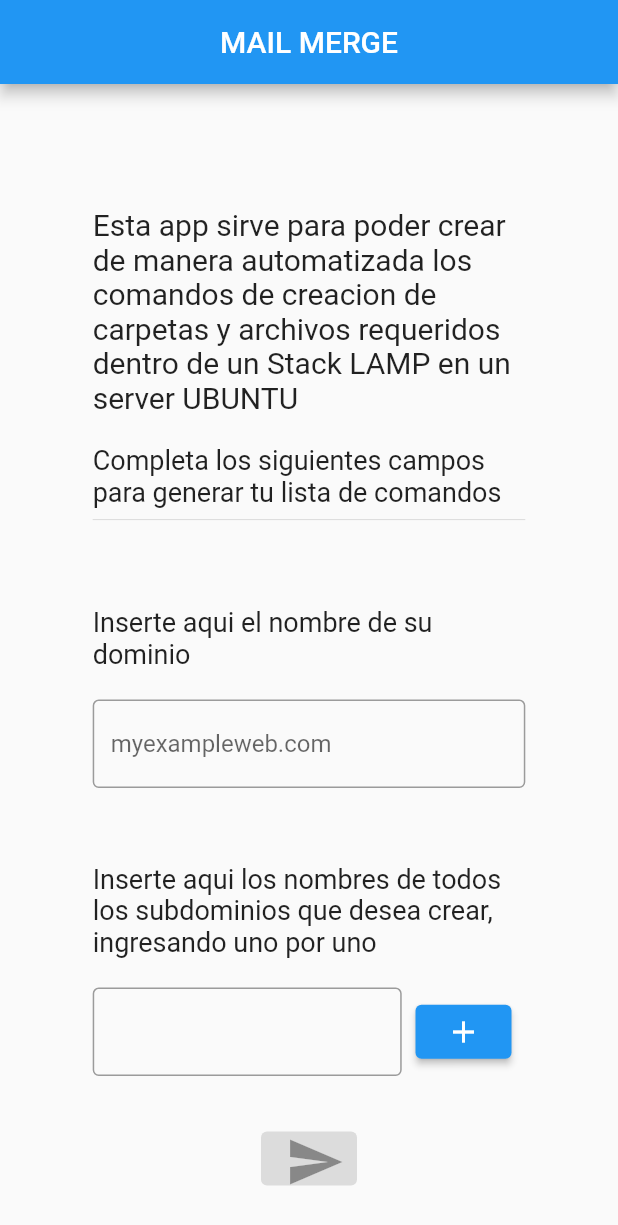
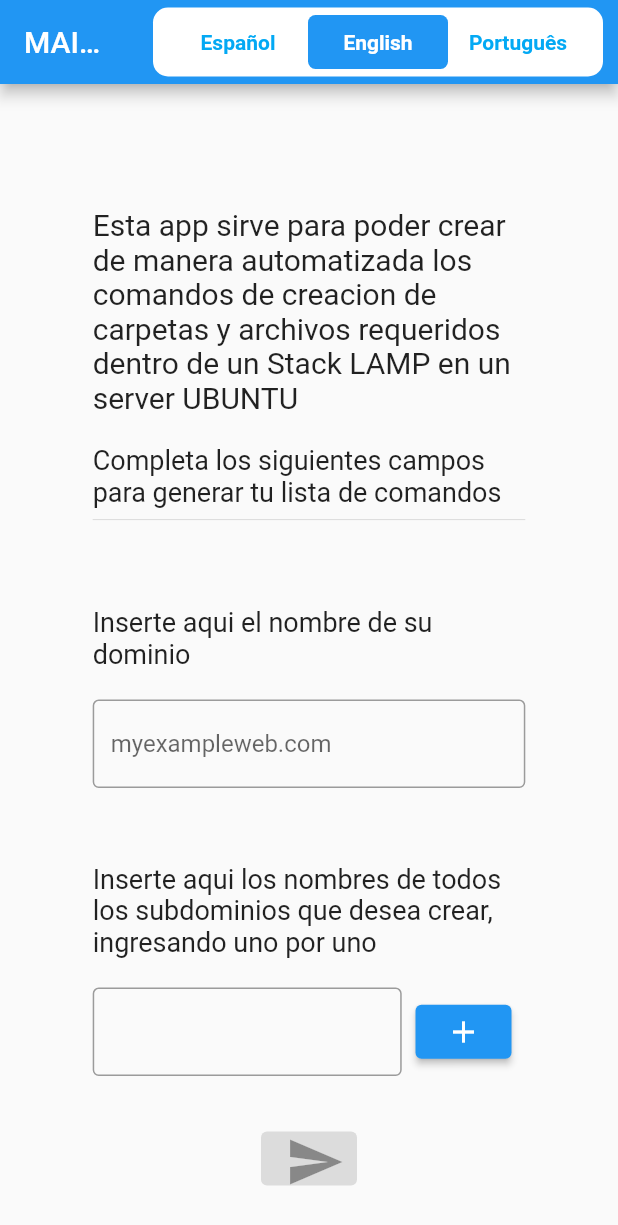
Before and after one commit to Tyraelgallen/mail-merge, a Flutter app: the screen it shows after launch, on a phone screen of 412 x 824 dp. Shown: the top 1225 px of the screen. Run offline on Flutter 3.47's test engine with Material 2 defaults, Android fonts, the phone set to English and light mode, and no system bars; drawn by our look-alikes of animate_do; our stand-ins replace shared_preferences; missing offline and left inert: clipboard; generated files the repository leaves out were written again.

Commit message:
add internacionalization

```diff
--- /dev/null
+++ b/l10n.yaml
@@ -0,0 +1,3 @@
+arb-dir: lib/providerLanguage
+template-arb-file: app_es.arb
+output-localization-file: app_localizations.dart
--- a/lib/main.dart
+++ b/lib/main.dart
@@ -1,8 +1,13 @@
 import 'package:flutter/material.dart';
+import 'package:flutter_localizations/flutter_localizations.dart';
+import 'package:mail_merge/providerLanguage/locale_provider.dart';
 import 'package:mail_merge/screens/comandos.dart';
 import 'package:mail_merge/screens/home.dart';
+import 'package:provider/provider.dart';
+import 'package:flutter_gen/gen_l10n/app_localizations.dart';
 
-void main() {
+void main() async {
+  await PrefsApp.init();
   runApp(const MainApp());
 }
 
@@ -11,12 +16,40 @@ class MainApp extends StatelessWidget {
 
   @override
   Widget build(BuildContext context) {
+    return MultiProvider(
+      providers: [
+        ChangeNotifierProvider(
+          create: (context) => LocaleProvider(),
+        ),
+      ],
+      child: MyApp(),
+    );
+  }
+}
+
+class MyApp extends StatelessWidget {
+  const MyApp({
+    super.key,
+  });
+
+  @override
+  Widget build(BuildContext context) {
+    final provider = Provider.of<LocaleProvider>(context);
     return MaterialApp(
       debugShowCheckedModeBanner: false,
       initialRoute: "Home",
       routes: {
         "Home": (context) => Home(),
       },
+      supportedLocales: L10n.all,
+      locale: provider.locale,
+      // locale: Locale('en'),
+      localizationsDelegates: const [
+        AppLocalizations.delegate,
+        GlobalMaterialLocalizations.delegate,
+        GlobalCupertinoLocalizations.delegate,
+        GlobalWidgetsLocalizations.delegate,
+      ],
     );
   }
 }
--- /dev/null
+++ b/lib/providerLanguage/app_en.arb
@@ -0,0 +1,4 @@
+{
+    "tituloapp": "MAIL MERGE"
+
+}
--- /dev/null
+++ b/lib/providerLanguage/app_pt.arb
@@ -0,0 +1,3 @@
+{
+    "tituloapp": "Combinar Correspondência"
+}
--- /dev/null
+++ b/lib/providerLanguage/lang_selector.dart
@@ -0,0 +1,124 @@
+import 'package:flutter/material.dart';
+import 'package:mail_merge/providerLanguage/locale_provider.dart';
+
+import 'package:provider/provider.dart';
+
+class LanguageSelect extends StatefulWidget {
+  @override
+  _LanguageSelectState createState() => _LanguageSelectState();
+}
+
+class _LanguageSelectState extends State<LanguageSelect> {
+  String _selectedLanguage = PrefsApp.lang;
+
+  @override
+  Widget build(BuildContext context) {
+    final provider = Provider.of<LocaleProvider>(context);
+    return Container(
+      height: 35,
+      decoration: BoxDecoration(
+        borderRadius: BorderRadius.circular(5),
+        color: Colors.white,
+      ),
+      child: Center(
+        child: Row(
+          children: <Widget>[
+            Expanded(
+              child: Container(
+                decoration: BoxDecoration(
+                  color: _selectedLanguage == 'es' ? Colors.blue : null,
+                  borderRadius: BorderRadius.circular(5),
+                ),
+                child: InkWell(
+                  onTap: () {
+                    setState(() {
+                      _selectedLanguage = 'es';
+                      provider.setLocale(const Locale('es'));
+                      PrefsApp.lang = "es";
+                    });
+                  },
+                  splashColor: _selectedLanguage == 'es'
+                      ? Colors.blue
+                      : Colors.transparent,
+                  child: Center(
+                    child: Text(
+                      'Español',
+                      style: TextStyle(
+                        color: _selectedLanguage == 'es'
+                            ? Colors.white
+                            : Colors.lightBlue,
+                        fontWeight: FontWeight.bold,
+                      ),
+                    ),
+                  ),
+                ),
+              ),
+            ),
+            Expanded(
+              child: Container(
+                decoration: BoxDecoration(
+                  color: _selectedLanguage == 'en' ? Colors.blue : null,
+                  borderRadius: BorderRadius.circular(5),
+                ),
+                child: InkWell(
+                  onTap: () {
+                    setState(() {
+                      _selectedLanguage = 'en';
+                      provider.setLocale(const Locale('en'));
+                      PrefsApp.lang = "en";
+                    });
+                  },
+                  splashColor: _selectedLanguage == 'en'
+                      ? Colors.blue
+                      : Colors.transparent,
+                  child: Center(
+                    child: Text(
+                      'English',
+                      style: TextStyle(
+                        color: _selectedLanguage == 'en'
+                            ? Colors.white
+                            : Colors.lightBlue,
+                        fontWeight: FontWeight.bold,
+                      ),
+                    ),
+                  ),
+                ),
+              ),
+            ),
+            Expanded(
+              child: Container(
+                decoration: BoxDecoration(
+                  color: _selectedLanguage == 'pt' ? Colors.blue : null,
+                  borderRadius: BorderRadius.circular(5),
+                ),
+                child: InkWell(
+                  onTap: () {
+                    setState(() {
+                      _selectedLanguage = 'pt';
+                      provider.setLocale(const Locale('pt'));
+                      PrefsApp.lang = "pt";
+                    });
+                  },
+                  splashColor: _selectedLanguage == 'pt'
+                      ? Colors.blue
+                      : Colors.transparent,
+                  child: Center(
+                    child: Text(
+                      'Português',
+                      style: TextStyle(
+                        color: _selectedLanguage == 'pt'
+                            ? Colors.white
+                            : Colors.lightBlue,
+                        fontWeight: FontWeight.bold,
+                      ),
+                    ),
+                  ),
+                ),
+              ),
+            ),
+          ],
+        ),
+      ),
+    );
+  }
+}
--- /dev/null
+++ b/lib/providerLanguage/locale_provider.dart
@@ -0,0 +1,47 @@
+// ignore_for_file: unused_import
+
+import 'package:flutter/material.dart';
+
+import 'package:shared_preferences/shared_preferences.dart';
+
+class LocaleProvider extends ChangeNotifier {
+  Locale _locale = Locale(PrefsApp.lang);
+  Locale get locale => _locale;
+
+  void setLocale(Locale locale) {
+    if (!L10n.all.contains(locale)) return;
+    _locale = locale;
+    notifyListeners();
+  }
+
+  void clearLocale() {
+    _locale = const Locale('es');
+    notifyListeners();
+  }
+}
+
+class PrefsApp {
+  static late SharedPreferences _prefs;
+  static String _lang = "en";
+
+  static Future init() async {
+    _prefs = await SharedPreferences.getInstance();
+  }
+
+  static String get lang {
+    return _prefs.getString('languageapp') ?? _lang;
+  }
+
+  static set lang(String value) {
+    _lang = value;
+    _prefs.setString('languageapp', value);
+  }
+}
+
+class L10n {
+  static final all = [
+    const Locale('es'),
+    const Locale('en'),
+    const Locale('pt'),
+  ];
+}
--- a/lib/screens/home.dart
+++ b/lib/screens/home.dart
@@ -1,6 +1,8 @@
 import 'package:flutter/material.dart';
+import 'package:mail_merge/providerLanguage/lang_selector.dart';
 import 'package:mail_merge/screens/comandos.dart';
 import 'package:animate_do/animate_do.dart';
+import "package:flutter_gen/gen_l10n/app_localizations.dart";
 
 List<String> lista = [];
 final GlobalKey<FormState> _formKey = GlobalKey<FormState>();
@@ -47,8 +49,19 @@ class _HomeState extends State<Home> {
     var size = MediaQuery.of(context).size;
     return Scaffold(
       appBar: AppBar(
-        title: Text("MAIL MERGE"),
+        title: Text(AppLocalizations.of(context)!.tituloapp),
         centerTitle: true,
+        actions: [
+          Container(
+            margin: EdgeInsets.symmetric(vertical: 5, horizontal: 10),
+            padding: EdgeInsets.symmetric(vertical: 5, horizontal: 10),
+            decoration: BoxDecoration(
+                color: Colors.white, borderRadius: BorderRadius.circular(10)),
+            width: 300,
+            // height: 20,
+            child: LanguageSelect(),
+          )
+        ],
       ),
       body: SingleChildScrollView(
         child: Center(
```
Also changed, not shown: lib/providerLanguage/app_es.arb (added, +7 -0 lines), lib/providerLanguage/dropdownlang.dart (added, +66 -0 lines), pubspec.yaml (+10 -3 lines), pubspec.lock, 1 other file.
